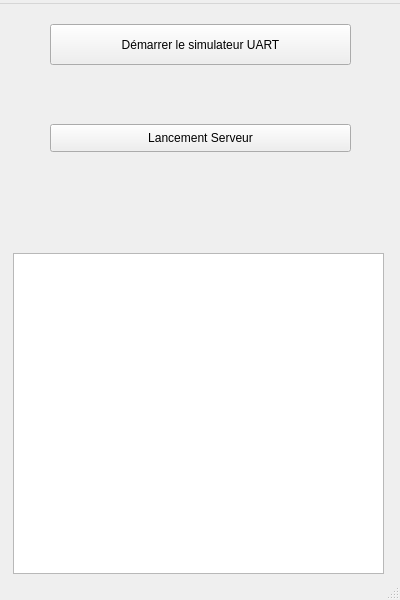
Before: the Qt Designer form serveur/mainwindow.ui in etiennelndr/serveur_voilierautonome, drawn with Qt 5.
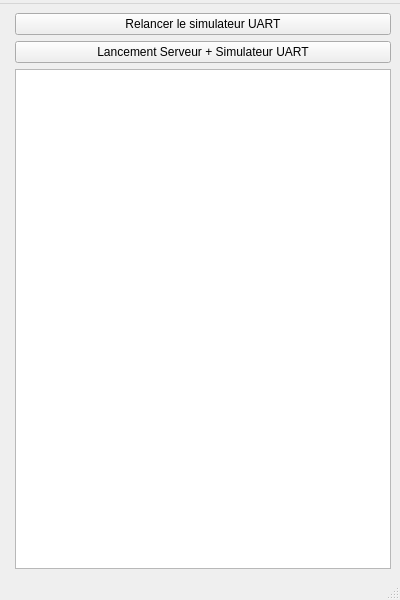
After: the same form once the commit is applied.

What changed in the file:
```diff
--- a/serveur/mainwindow.ui
+++ b/serveur/mainwindow.ui
@@ -20,42 +20,41 @@
    <string>Serveur</string>
   </property>
   <widget class="QWidget" name="centralwidget">
-   <widget class="QPushButton" name="lancement_serveur">
-    <property name="geometry">
-     <rect>
-      <x>50</x>
-      <y>120</y>
-      <width>301</width>
-      <height>28</height>
-     </rect>
-    </property>
-    <property name="text">
-     <string>Lancement Serveur</string>
-    </property>
-   </widget>
-   <widget class="QTextEdit" name="konsole">
-    <property name="geometry">
-     <rect>
-      <x>13</x>
-      <y>249</y>
-      <width>371</width>
-      <height>321</height>
-     </rect>
-    </property>
-   </widget>
-   <widget class="QPushButton" name="UARTsimulator">
-    <property name="geometry">
-     <rect>
-      <x>50</x>
-      <y>20</y>
-      <width>301</width>
-      <height>41</height>
-     </rect>
-    </property>
-    <property name="text">
-     <string>Démarrer le simulateur UART</string>
-    </property>
-   </widget>
+   <layout class="QFormLayout" name="formLayout">
+    <item row="3" column="1">
+     <widget class="QTextEdit" name="konsole">
+      <property name="enabled">
+       <bool>true</bool>
+      </property>
+      <property name="sizePolicy">
+       <sizepolicy hsizetype="Expanding" vsizetype="Expanding">
+        <horstretch>0</horstretch>
+        <verstretch>5</verstretch>
+       </sizepolicy>
+      </property>
+      <property name="maximumSize">
+       <size>
+        <width>16777214</width>
+        <height>16777215</height>
+       </size>
+      </property>
+     </widget>
+    </item>
+    <item row="2" column="1">
+     <widget class="QPushButton" name="lancement_serveur">
+      <property name="text">
+       <string>Lancement Serveur + Simulateur UART</string>
+      </property>
+     </widget>
+    </item>
+    <item row="0" column="1">
+     <widget class="QPushButton" name="UARTsimulator">
+      <property name="text">
+       <string>Relancer le simulateur UART</string>
+      </property>
+     </widget>
+    </item>
+   </layout>
   </widget>
   <widget class="QMenuBar" name="menubar">
    <property name="geometry">
```
